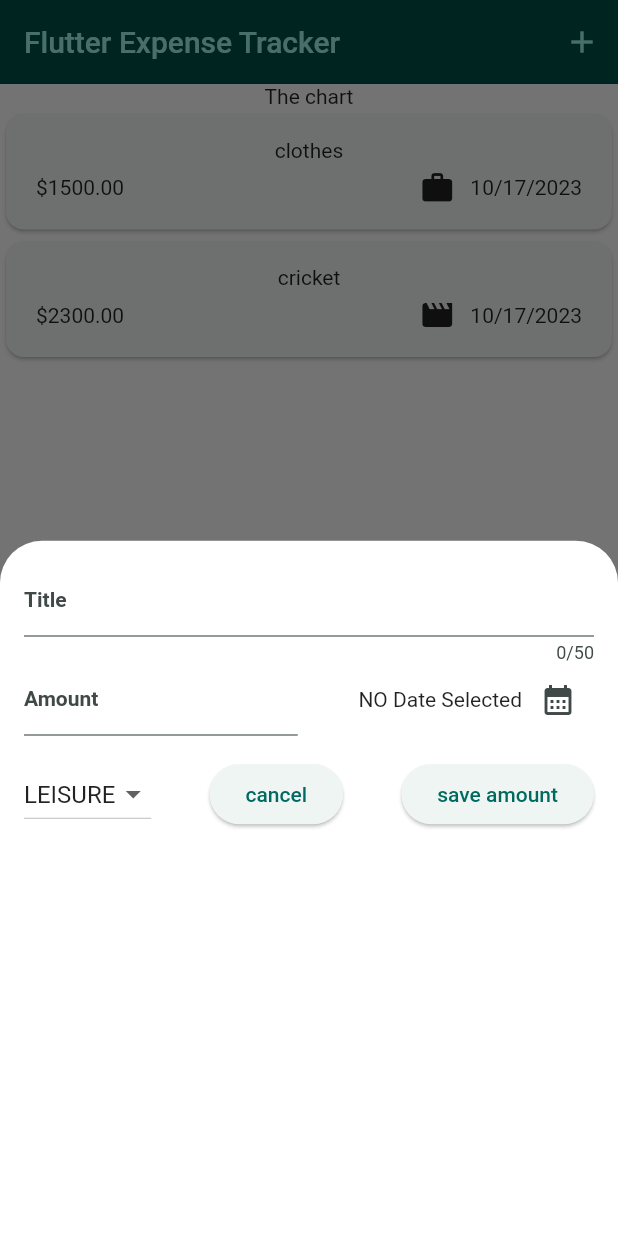
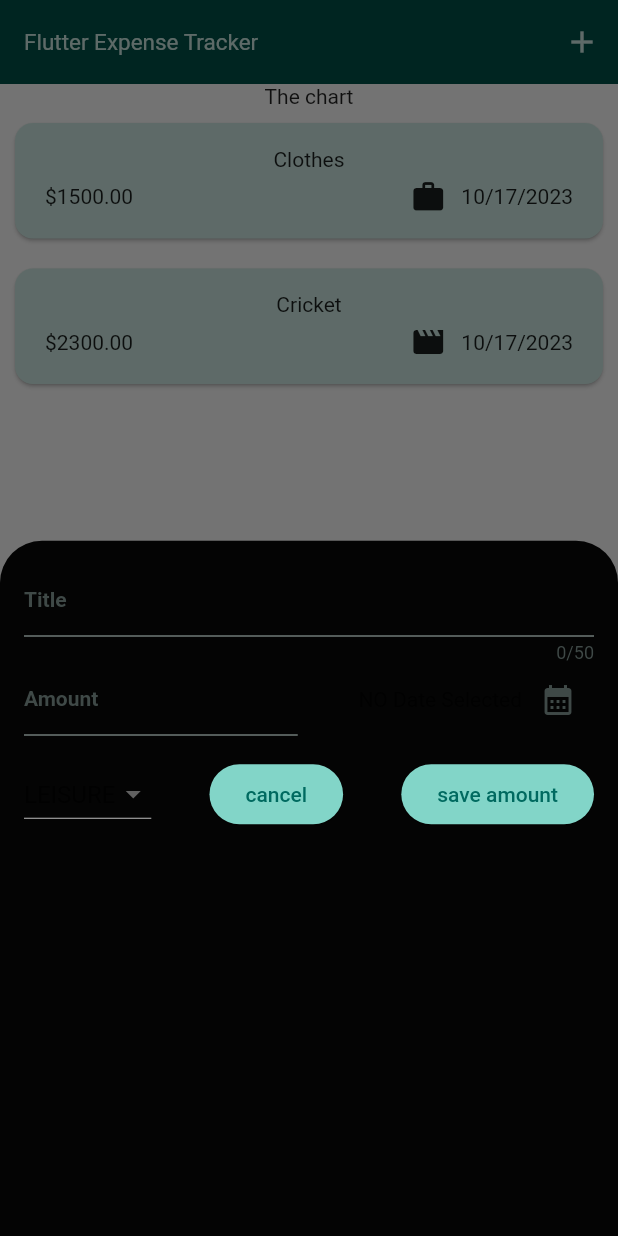
Before and after one commit to 8055vineet/ExpenseTracker, a Flutter app: the screen it shows after launch, after a tap on the "add" icon, on a phone screen of 412 x 824 dp. Run offline on Flutter 3.47's test engine with Material 2 defaults, Android fonts, the phone set to English and light mode, and no system bars.

```diff
--- a/lib/main.dart
+++ b/lib/main.dart
@@ -2,17 +2,47 @@ import 'package:flutter/material.dart';
 import 'package:expensetracker/widgets/expenses.dart';
 
 var kColorScheme = ColorScheme.fromSeed(seedColor: Colors.teal);
+var kDarkScheme = ColorScheme.fromSeed(
+  seedColor: Color.fromARGB(255, 9, 215, 238),
+  brightness: Brightness.dark,
+);
 
 void main() {
   runApp(
     MaterialApp(
+      darkTheme: ThemeData.dark().copyWith(
+        useMaterial3: true,
+        colorScheme: kDarkScheme,
+        cardTheme: CardTheme(
+          color: kDarkScheme.primaryContainer,
+          margin: const EdgeInsets.all(10),
+        ),
+        elevatedButtonTheme: ElevatedButtonThemeData(
+            style: ElevatedButton.styleFrom(
+                backgroundColor: kDarkScheme.inversePrimary)),
+      ),
       theme: ThemeData().copyWith(
         useMaterial3: true,
         colorScheme: kColorScheme,
-        appBarTheme: AppBarTheme().copyWith(
+        appBarTheme: const AppBarTheme().copyWith(
           backgroundColor: kColorScheme.onPrimaryContainer,
-          foregroundColor: kColorScheme.primaryContainer,
+          foregroundColor: kColorScheme.secondaryContainer,
         ),
+        cardTheme: CardTheme(
+          color: kColorScheme.secondaryContainer,
+          margin: const EdgeInsets.all(10),
+        ),
+        elevatedButtonTheme: ElevatedButtonThemeData(
+          style: ElevatedButton.styleFrom(
+              backgroundColor: kColorScheme.inversePrimary),
+        ),
+        textTheme: ThemeData().textTheme.copyWith(
+              titleLarge: TextStyle(
+                fontWeight: FontWeight.normal,
+                color: kColorScheme.onSecondaryContainer,
+                fontSize: 15,
+              ),
+            ),
       ),
       home: const Expenses(),
     ),
--- a/lib/widgets/expenses.dart
+++ b/lib/widgets/expenses.dart
@@ -14,12 +14,12 @@ class Expenses extends StatefulWidget {
 class _ExpensesState extends State<Expenses> {
   final List<Expense> _registeredExpenses = [
     Expense(
-        title: "clothes",
+        title: "Clothes",
         amount: 1500,
         date: DateTime.now(),
         category: Category.work),
     Expense(
-        title: "cricket",
+        title: "Cricket",
         amount: 2300,
         date: DateTime.now(),
         category: Category.leisure),
@@ -56,7 +56,7 @@ class _ExpensesState extends State<Expenses> {
 
   void _openAddExpenseOverLay() {
     showModalBottomSheet(
-        backgroundColor: Color.fromARGB(255, 255, 255, 255),
+        backgroundColor: Color.fromARGB(255, 4, 4, 4),
         context: context,
         builder: (ctx) {
           return NewExpense(onAddExpense: _addExpense);
```
Also changed, not shown: lib/models/expense.dart (+22 -0 lines), lib/widgets/chart/chart.dart (added), lib/widgets/chart/chart_bar.dart (added).
